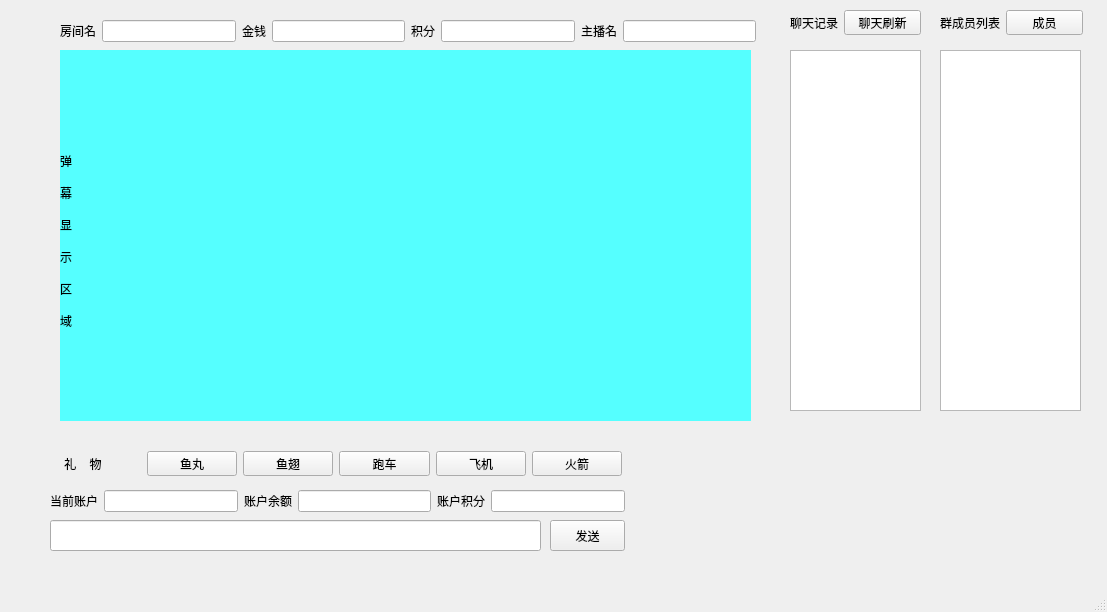
Before: the Qt Designer form TcpClient/HostRoomUi.ui in Vstornzw/C-S-Client, drawn with Qt 5.
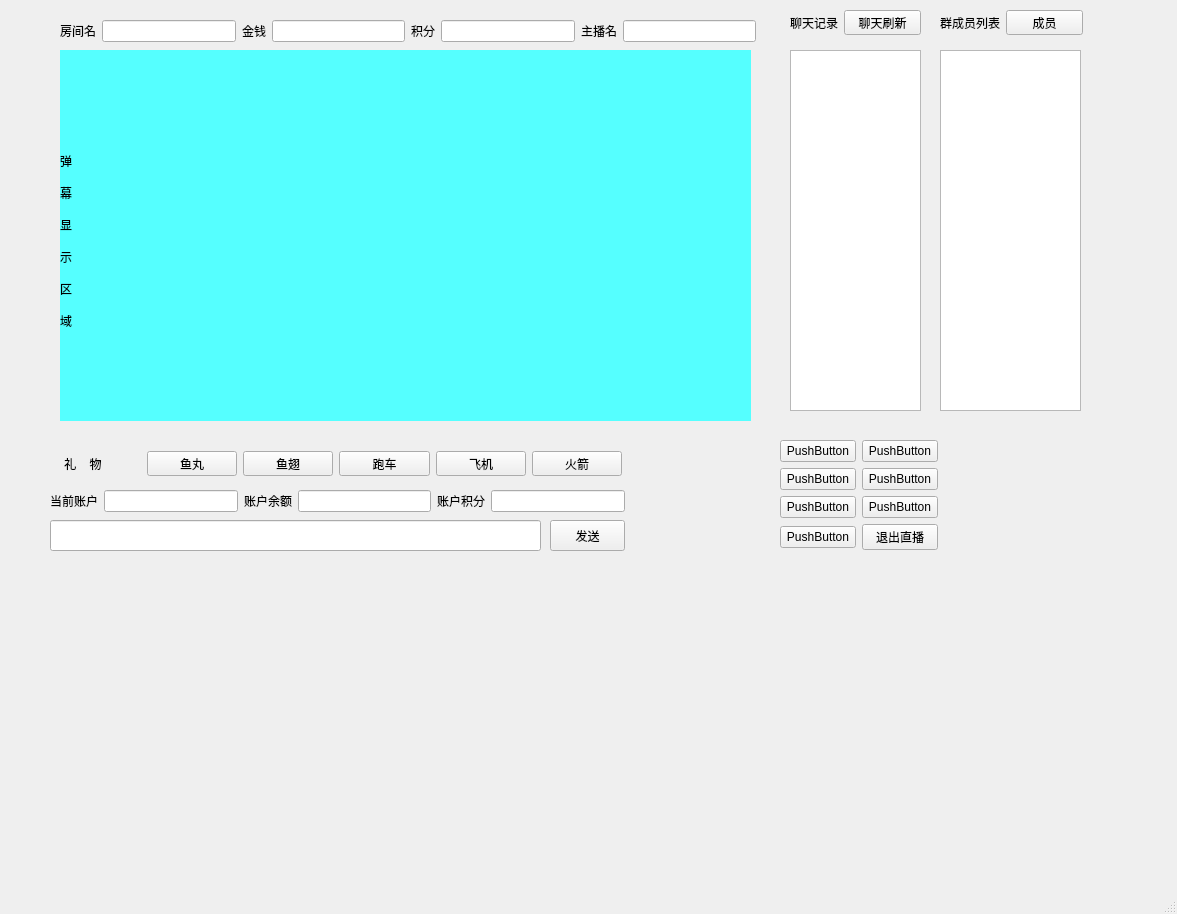
After: the same form once the commit is applied.

The edit to the form file:
```diff
--- a/TcpClient/HostRoomUi.ui
+++ b/TcpClient/HostRoomUi.ui
@@ -6,8 +6,8 @@
    <rect>
     <x>0</x>
     <y>0</y>
-    <width>1107</width>
-    <height>612</height>
+    <width>1177</width>
+    <height>914</height>
    </rect>
   </property>
   <property name="windowTitle">
@@ -161,7 +161,7 @@
      </item>
     </layout>
    </widget>
-   <widget class="QWidget" name="">
+   <widget class="QWidget" name="layoutWidget">
     <property name="geometry">
      <rect>
       <x>50</x>
@@ -215,7 +215,7 @@
      </item>
     </layout>
    </widget>
-   <widget class="QWidget" name="">
+   <widget class="QWidget" name="layoutWidget">
     <property name="geometry">
      <rect>
       <x>51</x>
@@ -269,7 +269,7 @@
      </item>
     </layout>
    </widget>
-   <widget class="QWidget" name="">
+   <widget class="QWidget" name="layoutWidget">
     <property name="geometry">
      <rect>
       <x>790</x>
@@ -295,7 +295,7 @@
      </item>
     </layout>
    </widget>
-   <widget class="QWidget" name="">
+   <widget class="QWidget" name="layoutWidget">
     <property name="geometry">
      <rect>
       <x>940</x>
@@ -321,6 +321,79 @@
      </item>
     </layout>
    </widget>
+   <widget class="QWidget" name="">
+    <property name="geometry">
+     <rect>
+      <x>780</x>
+      <y>440</y>
+      <width>158</width>
+      <height>112</height>
+     </rect>
+    </property>
+    <layout class="QGridLayout" name="gridLayout_6">
+     <item row="0" column="0">
+      <widget class="QPushButton" name="pushButton_9">
+       <property name="text">
+        <string>PushButton</string>
+       </property>
+      </widget>
+     </item>
+     <item row="0" column="1">
+      <widget class="QPushButton" name="pushButton_10">
+       <property name="text">
+        <string>PushButton</string>
+       </property>
+      </widget>
+     </item>
+     <item row="1" column="0">
+      <widget class="QPushButton" name="pushButton_11">
+       <property name="text">
+        <string>PushButton</string>
+       </property>
+      </widget>
+     </item>
+     <item row="1" column="1">
+      <widget class="QPushButton" name="pushButton_12">
+       <property name="text">
+        <string>PushButton</string>
+       </property>
+      </widget>
+     </item>
+     <item row="2" column="0">
+      <widget class="QPushButton" name="pushButton_13">
+       <property name="text">
+        <string>PushButton</string>
+       </property>
+      </widget>
+     </item>
+     <item row="2" column="1">
+      <widget class="QPushButton" name="pushButton_14">
+       <property name="text">
+        <string>PushButton</string>
+       </property>
+      </widget>
+     </item>
+     <item row="3" column="0">
+      <widget class="QPushButton" name="pushButton_16">
+       <property name="text">
+        <string>PushButton</string>
+       </property>
+      </widget>
+     </item>
+     <item row="3" column="1">
+      <widget class="QPushButton" name="btn_close_">
+       <property name="text">
+        <string>退出直播</string>
+       </property>
+      </widget>
+     </item>
+    </layout>
+   </widget>
+   <zorder>layoutWidget</zorder>
+   <zorder>layoutWidget</zorder>
+   <zorder>layoutWidget</zorder>
+   <zorder>layoutWidget</zorder>
+   <zorder>layoutWidget</zorder>
    <zorder>lab_barrage</zorder>
    <zorder>label</zorder>
    <zorder>le_account</zorder>
```
Left out of the diff: 36 changed lines with no effect on the pictures.
